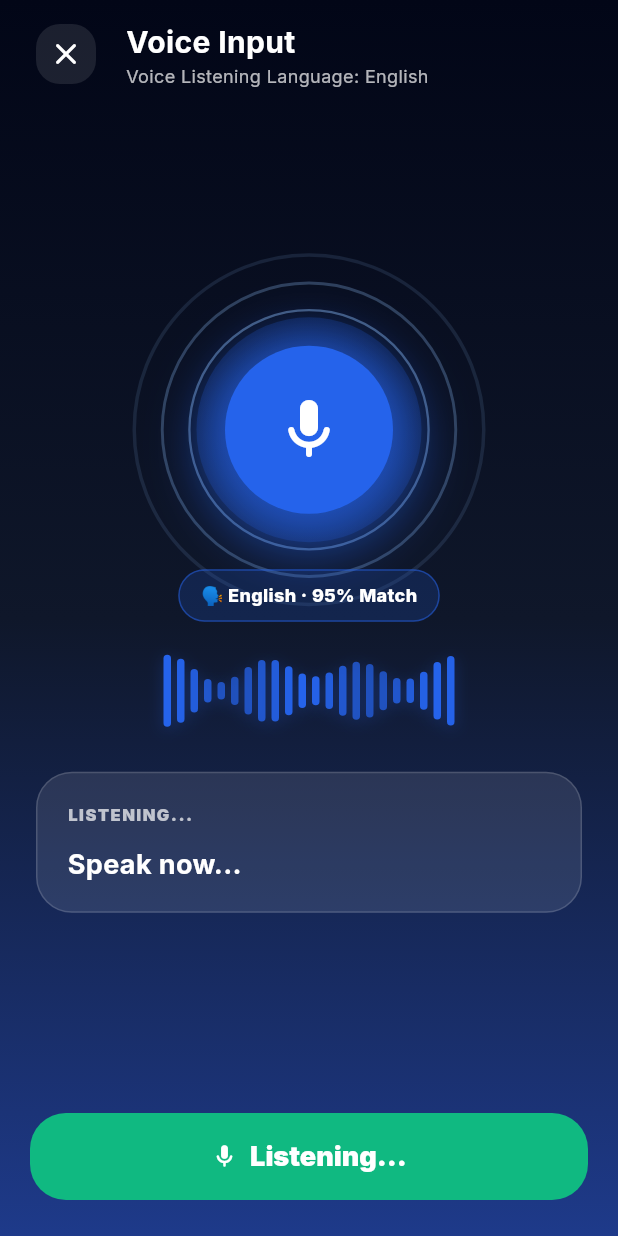
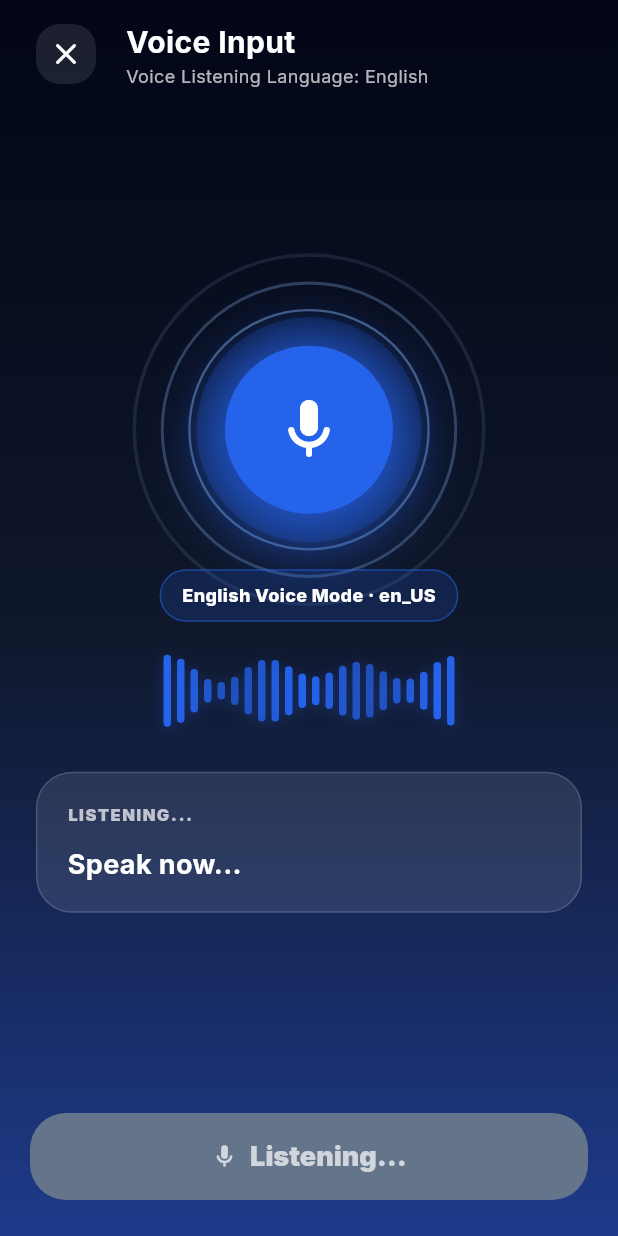
Before and after one commit to simyeeteng/SuaraWarga-AI, a Flutter app: the ListeningPage screen opened by its route, on a phone screen of 412 x 824 dp. Run offline on Flutter 3.47's test engine with Material 3 defaults, Android fonts, the phone set to English and light mode, and no system bars; our stand-ins replace dio, flutter_tts, geolocator, google_fonts, google_maps_flutter, image_picker and 2 more; missing offline and left inert: google_ml_kit; accounts and stored records are empty.

Commit message:
Part 1 voice-input foundation fixes

```diff
--- /dev/null
+++ b/lib/core/services/voice_locale_resolver.dart
@@ -0,0 +1,132 @@
+class VoiceLocaleResult {
+  final String requestedVoiceMode;
+  final String preferredLocaleId;
+  final String? resolvedLocaleId;
+  final bool usedFallback;
+  final List<String> candidates;
+
+  const VoiceLocaleResult({
+    required this.requestedVoiceMode,
+    required this.preferredLocaleId,
+    required this.resolvedLocaleId,
+    required this.usedFallback,
+    required this.candidates,
+  });
+
+  bool get hasCompatibleLocale => resolvedLocaleId != null;
+
+  String get voiceModeLabel =>
+      VoiceLocaleResolver.voiceModeLabelFor(requestedVoiceMode);
+
+  String get badgeLabel {
+    if (resolvedLocaleId == null) {
+      return '$voiceModeLabel Voice Mode · Unavailable';
+    }
+
+    if (usedFallback) {
+      return '$voiceModeLabel Voice Mode · Compatible ASR fallback ($resolvedLocaleId)';
+    }
+
+    return '$voiceModeLabel Voice Mode · $resolvedLocaleId';
+  }
+}
+
+class VoiceLocaleResolver {
+  static const List<String> englishCandidates = ['en_US', 'en_GB', 'en_MY'];
+  static const List<String> mandarinCandidates = ['zh_CN', 'zh_TW', 'zh_HK'];
+  static const List<String> tamilCandidates = ['ta_IN', 'ta_MY', 'ta_SG'];
+  static const List<String> hokkienCandidates = [
+    'nan_TW',
+    'zh_TW',
+    'zh_HK',
+    'zh_CN',
+  ];
+  static const List<String> cantoneseCandidates = [
+    'yue_HK',
+    'zh_HK',
+    'zh_TW',
+    'zh_CN',
+  ];
+  static const List<String> malayCandidates = ['ms_MY', 'ms_BN', 'id_ID'];
+
+  static List<String> candidatesForVoiceLanguage(String voiceLanguage) {
+    final normalized = voiceLanguage.toLowerCase().trim();
+
+    if (normalized.contains('cantonese') ||
+        normalized.contains('yue') ||
+        normalized.contains('广东话') ||
+        normalized.contains('廣東話')) {
+      return cantoneseCandidates;
+    }
+
+    if (normalized.contains('hokkien') ||
+        normalized.contains('nan') ||
+        normalized.contains('minnan') ||
+        normalized.contains('福建话') ||
+        normalized.contains('福建話')) {
+      return hokkienCandidates;
+    }
+
+    if (normalized.contains('mandarin') ||
+        normalized.contains('chinese') ||
+        normalized.contains('普通话') ||
+        normalized.contains('中文')) {
+      return mandarinCandidates;
+    }
+
+    if (normalized.contains('tamil') || normalized.contains('தமிழ்')) {
+      return tamilCandidates;
+    }
+
+    if (normalized.contains('malay') ||
+        normalized.contains('bahasa melayu') ||
+        normalized.contains('melayu')) {
+      return malayCandidates;
+    }
+
+    return englishCandidates;
+  }
+
+  static String voiceModeLabelFor(String voiceLanguage) {
+    final candidates = candidatesForVoiceLanguage(voiceLanguage);
+
+    if (identical(candidates, cantoneseCandidates)) return 'Cantonese';
+    if (identical(candidates, hokkienCandidates)) return 'Hokkien';
+    if (identical(candidates, mandarinCandidates)) return 'Mandarin';
+    if (identical(candidates, tamilCandidates)) return 'Tamil';
+    if (identical(candidates, malayCandidates)) return 'Malay';
+    return 'English';
+  }
+
+  static VoiceLocaleResult resolve({
+    required String voiceLanguage,
+    required Iterable<String> availableLocaleIds,
+  }) {
+    final candidates = candidatesForVoiceLanguage(voiceLanguage);
+    final availableByNormalizedId = {
+      for (final localeId in availableLocaleIds)
+        _normalizeLocaleId(localeId): localeId,
+    };
+
+    String? resolvedLocaleId;
+    for (final candidate in candidates) {
+      resolvedLocaleId = availableByNormalizedId[_normalizeLocaleId(candidate)];
+      if (resolvedLocaleId != null) break;
+    }
+
+    return VoiceLocaleResult(
+      requestedVoiceMode: voiceLanguage,
+      preferredLocaleId: candidates.first,
+      resolvedLocaleId: resolvedLocaleId,
+      usedFallback:
+          resolvedLocaleId != null &&
+          _normalizeLocaleId(resolvedLocaleId) !=
+              _normalizeLocaleId(candidates.first),
+      candidates: candidates,
+    );
+  }
+
+  static String _normalizeLocaleId(String localeId) {
+    return localeId.toLowerCase().replaceAll('-', '_');
+  }
+}
--- a/lib/features/voice/presentation/pages/listening_page.dart
+++ b/lib/features/voice/presentation/pages/listening_page.dart
@@ -8,20 +8,17 @@ import 'package:speech_to_text/speech_to_text.dart' as stt;
 import '../../../../app/routes.dart';
 import '../../../../core/constants/constants.dart';
 import '../../../../core/services/app_state.dart';
+import '../../../../core/services/voice_locale_resolver.dart';
 
-class _DialectTheme {
+class _VoiceTheme {
   final Color accent;
   final Color glow;
-  final String dialectName;
-  final String badgeLabel;
-  final int confidence;
+  final String label;
 
-  const _DialectTheme({
+  const _VoiceTheme({
     required this.accent,
     required this.glow,
-    required this.dialectName,
-    required this.badgeLabel,
-    required this.confidence,
+    required this.label,
   });
 }
 
@@ -44,7 +41,9 @@ class _ListeningPageState extends State<ListeningPage>
   String _transcript = '';
   String? _errorText;
   VoiceIntent? _resolvedIntent;
+  VoiceLocaleResult? _localeResult;
   bool _isFinishing = false;
+  bool _hasNavigated = false;
 
   @override
   void initState() {
@@ -72,24 +71,29 @@ class _ListeningPageState extends State<ListeningPage>
       _transcript = '';
       _errorText = null;
       _resolvedIntent = null;
+      _localeResult = null;
       _isFinishing = false;
+      _hasNavigated = false;
     });
 
     try {
       final available = await _speech.initialize(
         onStatus: (status) {
           if (_isFinishing) return;
-          if (status == 'done' || status == 'notListening') {
+          debugPrint('Speech status: $status');
+          if (status == 'done') {
             _finishOrShowEmptyState(appState);
           }
         },
         onError: (error) {
           if (_isFinishing || !mounted) return;
+          debugPrint(
+            'Speech recognition error: ${error.errorMsg}; permanent=${error.permanent}',
+          );
+          _listenTimeoutTimer?.cancel();
           setState(() {
             _phase = 'error';
-            _errorText = error.errorMsg.isNotEmpty
-                ? error.errorMsg
-                : 'Voice recognition stopped. Please try again.';
+            _errorText = _messageForSpeechError(error.errorMsg);
           });
         },
       );
@@ -99,14 +103,35 @@ class _ListeningPageState extends State<ListeningPage>
         setState(() {
           _phase = 'error';
           _errorText =
-              'Voice recognition is not available on this device. Check microphone and speech permissions.';
+              'Voice recognition is not available on this device. Try another device or type your request.';
         });
         return;
       }
 
-      final localeId = await _resolveSpeechLocale(appState.voiceLanguage);
+      final localeResult = await _resolveSpeechLocale(appState.voiceLanguage);
+      if (!mounted) return;
+
+      setState(() {
+        _localeResult = localeResult;
+      });
+
+      if (!localeResult.hasCompatibleLocale) {
+        setState(() {
+          _phase = 'error';
+          _errorText =
+              'This voice language is not available on this device. Try another voice language.';
+        });
+        return;
+      }
+
+      if (localeResult.usedFallback) {
+        debugPrint(
+          '${localeResult.voiceModeLabel} preferred locale ${localeResult.preferredLocaleId} unavailable; using ${localeResult.resolvedLocaleId}.',
+        );
+      }
+
       await _speech.listen(
-        localeId: localeId,
+        localeId: localeResult.resolvedLocaleId,
         listenFor: const Duration(seconds: 10),
         pauseFor: const Duration(seconds: 2),
         listenOptions: stt.SpeechListenOptions(
@@ -132,6 +157,7 @@ class _ListeningPageState extends State<ListeningPage>
         _finishOrShowEmptyState(appState);
       });
     } catch (e) {
+      debugPrint('Could not start voice input: $e');
       if (!mounted) return;
       setState(() {
         _phase = 'error';
@@ -140,37 +166,12 @@ class _ListeningPageState extends State<ListeningPage>
     }
   }
 
-  Future<String?> _resolveSpeechLocale(String voiceLanguage) async {
+  Future<VoiceLocaleResult> _resolveSpeechLocale(String voiceLanguage) async {
     final locales = await _speech.locales();
-    final normalizedLocales = {
-      for (final locale in locales)
-        locale.localeId.toLowerCase().replaceAll('-', '_'): locale.localeId,
-    };
-
-    final normalizedVoice = voiceLanguage.toLowerCase();
-    final candidates = normalizedVoice.contains('cantonese')
-        ? const ['yue_HK', 'zh_HK', 'zh_TW', 'zh_CN']
-        : normalizedVoice.contains('hokkien')
-        ? const ['nan_TW', 'zh_TW', 'zh_HK', 'zh_CN']
-        : normalizedVoice.contains('mandarin') ||
-              normalizedVoice.contains('chinese')
-        ? const ['zh_CN', 'zh_TW', 'zh_HK']
-        : normalizedVoice.contains('tamil')
-        ? const ['ta_IN', 'ta_MY', 'ta_SG']
-        : normalizedVoice.contains('malay')
-        ? const ['ms_MY', 'id_ID']
-        : const ['en_US', 'en_GB', 'en_MY'];
-
-    for (final candidate in candidates) {
-      final match = normalizedLocales[candidate.toLowerCase()];
-      if (match != null) return match;
-    }
-
-    final languageCode = candidates.first.split('_').first.toLowerCase();
-    for (final entry in normalizedLocales.entries) {
-      if (entry.key.startsWith('${languageCode}_')) return entry.value;
-    }
-    return null;
+    return VoiceLocaleResolver.resolve(
+      voiceLanguage: voiceLanguage,
+      availableLocaleIds: locales.map((locale) => locale.localeId),
+    );
   }
 
   void _finishOrShowEmptyState(AppState appState) {
@@ -184,7 +185,7 @@ class _ListeningPageState extends State<ListeningPage>
     if (!mounted) return;
     setState(() {
       _phase = 'error';
-      _errorText = "I didn't catch anything. Tap retry and speak again.";
+      _errorText = "I didn't hear anything. Tap Retry and speak again.";
     });
   }
 
@@ -231,7 +232,10 @@ class _ListeningPageState extends State<ListeningPage>
 
   void _openResolvedIntent() {
     final intent = _resolvedIntent;
-    if (intent == null) return;
+    if (intent == null || !mounted || _hasNavigated) return;
+
+    _hasNavigated = true;
+    _navigateTimer?.cancel();
 
     final route = switch (intent.targetScreen) {
       'formAssistant' => AppRoutes.formAssistant,
@@ -245,6 +249,31 @@ class _ListeningPageState extends State<ListeningPage>
     Navigator.pushReplacementNamed(context, route);
   }
 
+  String _messageForSpeechError(String errorMsg) {
+    final normalized = errorMsg.toLowerCase();
+
+    if (normalized.contains('permission') ||
+        normalized.contains('denied') ||
+        normalized.contains('not_allowed')) {
+      return 'Microphone access is needed for voice input. Please allow microphone permission and try again.';
+    }
+
+    if (normalized.contains('timeout') ||
+        normalized.contains('error_speech_timeout')) {
+      return 'Listening timed out. Tap Retry and speak again.';
+    }
+
+    if (normalized.contains('no_match') || normalized.contains('no match')) {
+      return "I didn't hear anything. Tap Retry and speak again.";
+    }
+
+    if (normalized.contains('network')) {
+      return 'Voice recognition needs a better connection. Please try again.';
+    }
+
+    return 'Voice recognition stopped. Please try again.';
+  }
+
   @override
   void dispose() {
     _listenTimeoutTimer?.cancel();
@@ -254,46 +283,41 @@ class _ListeningPageState extends State<ListeningPage>
     super.dispose();
   }
 
-  _DialectTheme _getDialectTheme(String language) {
-    final normalized = language.toLowerCase();
+  _VoiceTheme _getVoiceTheme(String language) {
+    final label = VoiceLocaleResolver.voiceModeLabelFor(language);
 
-    if (normalized.contains('hokkien')) {
-      return const _DialectTheme(
+    return switch (label) {
+      'Mandarin' => const _VoiceTheme(
+        accent: Color(0xFFE11D48),
+        glow: Color(0xFFFDA4AF),
+        label: 'Mandarin',
+      ),
+      'Tamil' => const _VoiceTheme(
+        accent: Color(0xFFEA580C),
+        glow: Color(0xFFFDBA74),
+        label: 'Tamil',
+      ),
+      'Hokkien' => const _VoiceTheme(
         accent: Color(0xFFF59E0B),
         glow: Color(0xFFFCD34D),
-        dialectName: 'Penang Hokkien',
-        badgeLabel: '🗣️ Penang Hokkien · 96% Match',
-        confidence: 96,
-      );
-    }
-
-    if (normalized.contains('cantonese')) {
-      return const _DialectTheme(
+        label: 'Hokkien',
+      ),
+      'Cantonese' => const _VoiceTheme(
         accent: Color(0xFF7C3AED),
         glow: Color(0xFFC4B5FD),
-        dialectName: 'Cantonese',
-        badgeLabel: '🗣️ Cantonese · 94% Match',
-        confidence: 94,
-      );
-    }
-
-    if (normalized.contains('malay')) {
-      return const _DialectTheme(
+        label: 'Cantonese',
+      ),
+      'Malay' => const _VoiceTheme(
         accent: Color(0xFF10B981),
         glow: Color(0xFF6EE7B7),
-        dialectName: 'Malay',
-        badgeLabel: '🗣️ Malay · 92% Match',
-        confidence: 92,
-      );
-    }
-
-    return const _DialectTheme(
-      accent: Color(0xFF2563EB),
-      glow: Color(0xFF93C5FD),
-      dialectName: 'English',
-      badgeLabel: '🗣️ English · 95% Match',
-      confidence: 95,
-    );
+        label: 'Malay',
+      ),
+      _ => const _VoiceTheme(
+        accent: Color(0xFF2563EB),
+        glow: Color(0xFF93C5FD),
+        label: 'English',
+      ),
+    };
   }
 
   @override
@@ -302,7 +326,8 @@ class _ListeningPageState extends State<ListeningPage>
     final intent = _resolvedIntent;
     final isError = _phase == 'error';
     final isDone = _phase == 'done';
-    final dialectTheme = _getDialectTheme(appState.voiceLanguage);
+    final isBusy = _phase == 'listening' || _phase == 'transcribing';
+    final voiceTheme = _getVoiceTheme(appState.voiceLanguage);
 
     return Scaffold(
       body: Container(
@@ -372,15 +397,15 @@ class _ListeningPageState extends State<ListeningPage>
                           mainAxisAlignment: MainAxisAlignment.center,
                           children: [
                             _buildMicOrb(
-                              dialectTheme: dialectTheme,
+                              voiceTheme: voiceTheme,
                               isError: isError,
                               isDone: isDone,
                             ),
                             const SizedBox(height: 16),
-                            _buildDialectBadge(dialectTheme),
+                            _buildVoiceBadge(voiceTheme),
                             const SizedBox(height: 20),
                             if (_phase == 'listening')
-                              _AudioWaves(color: dialectTheme.accent),
+                              _AudioWaves(color: voiceTheme.accent),
                             if (_phase != 'listening')
                               const SizedBox(height: 48),
                             const SizedBox(height: 28),
@@ -406,7 +431,9 @@ class _ListeningPageState extends State<ListeningPage>
                     child: ElevatedButton.icon(
                       onPressed: isError
                           ? _startListening
-                          : _openResolvedIntent,
+                          : isDone && intent != null
+                          ? _openResolvedIntent
+                          : null,
                       icon: Icon(
                         isError
                             ? Icons.refresh_rounded
@@ -419,12 +446,20 @@ class _ListeningPageState extends State<ListeningPage>
                             ? 'Retry voice input'
                             : isDone && intent != null
                             ? 'Open ${intent.service}'
-                            : 'Listening...',
+                            : _phase == 'transcribing'
+                            ? 'Recognising...'
+                            : isBusy
+                            ? 'Listening...'
+                            : 'Please wait...',
                       ),
                       style: ElevatedButton.styleFrom(
                         backgroundColor: isError
                             ? const Color(0xFF2563EB)
-                            : const Color(0xFF10B981),
+                            : isDone
+                            ? const Color(0xFF10B981)
+                            : const Color(0xFF64748B),
+                        disabledBackgroundColor: const Color(0xFF64748B),
+                        disabledForegroundColor: Colors.white70,
                       ),
                     ),
                   ),
@@ -437,16 +472,19 @@ class _ListeningPageState extends State<ListeningPage>
     );
   }
 
-  Widget _buildDialectBadge(_DialectTheme dialectTheme) {
+  Widget _buildVoiceBadge(_VoiceTheme voiceTheme) {
+    final badgeLabel =
+        _localeResult?.badgeLabel ?? '${voiceTheme.label} Voice Mode';
+
     return Container(
       padding: const EdgeInsets.symmetric(horizontal: 14, vertical: 8),
       decoration: BoxDecoration(
-        color: dialectTheme.accent.withValues(alpha: 0.18),
-        border: Border.all(color: dialectTheme.accent.withValues(alpha: 0.5)),
+        color: voiceTheme.accent.withValues(alpha: 0.18),
+        border: Border.all(color: voiceTheme.accent.withValues(alpha: 0.5)),
         borderRadius: BorderRadius.circular(999),
       ),
       child: Text(
-        dialectTheme.badgeLabel,
+        badgeLabel,
         style: const TextStyle(
           color: Colors.white,
           fontSize: 12,
@@ -457,7 +495,7 @@ class _ListeningPageState extends State<ListeningPage>
   }
 
   Widget _buildMicOrb({
-    required _DialectTheme dialectTheme,
+    required _VoiceTheme voiceTheme,
     required bool isError,
     required bool isDone,
   }) {
@@ -465,7 +503,7 @@ class _ListeningPageState extends State<ListeningPage>
         ? const Color(0xFFEF4444)
         : isDone
         ? const Color(0xFF10B981)
-        : dialectTheme.accent;
+        : voiceTheme.accent;
 
     return Stack(
       alignment: Alignment.center,
@@ -482,7 +520,7 @@ class _ListeningPageState extends State<ListeningPage>
                   decoration: BoxDecoration(
                     shape: BoxShape.circle,
                     border: Border.all(
-                      color: dialectTheme.glow.withValues(
+                      color: voiceTheme.glow.withValues(
                         alpha: (1.0 - progress) * 0.45,
                       ),
                       width: 1.5,
@@ -507,7 +545,7 @@ class _ListeningPageState extends State<ListeningPage>
             shape: BoxShape.circle,
             gradient: RadialGradient(
               colors: [
-                dialectTheme.glow.withValues(alpha: 0.75),
+                voiceTheme.glow.withValues(alpha: 0.75),
                 color.withValues(alpha: 0.45),
                 color.withValues(alpha: 0.2),
               ],
@@ -697,7 +735,9 @@ class _AudioWavesState extends State<_AudioWaves>
               final amplitude = (math.sin(phase * 1.7) + 1.0) / 2.0;
               final secondary = (math.cos(phase * 1.2 + 0.8) + 1.0) / 2.0;
               final height = 10 + (amplitude * 28) + (secondary * 10);
-              final barColor = widget.color.withValues(alpha: 0.7 + (secondary * 0.3));
+              final barColor = widget.color.withValues(
+                alpha: 0.7 + (secondary * 0.3),
+              );
 
               return Container(
                 width: 5,
```
Also changed, not shown: lib/features/profile/presentation/pages/profile_page.dart (+12 -5 lines), 1 other file.
